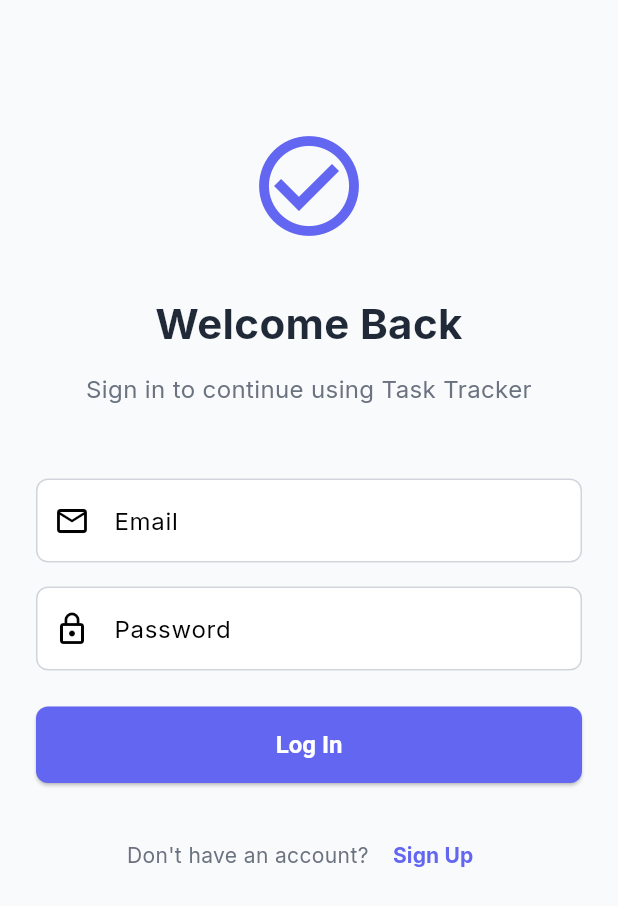
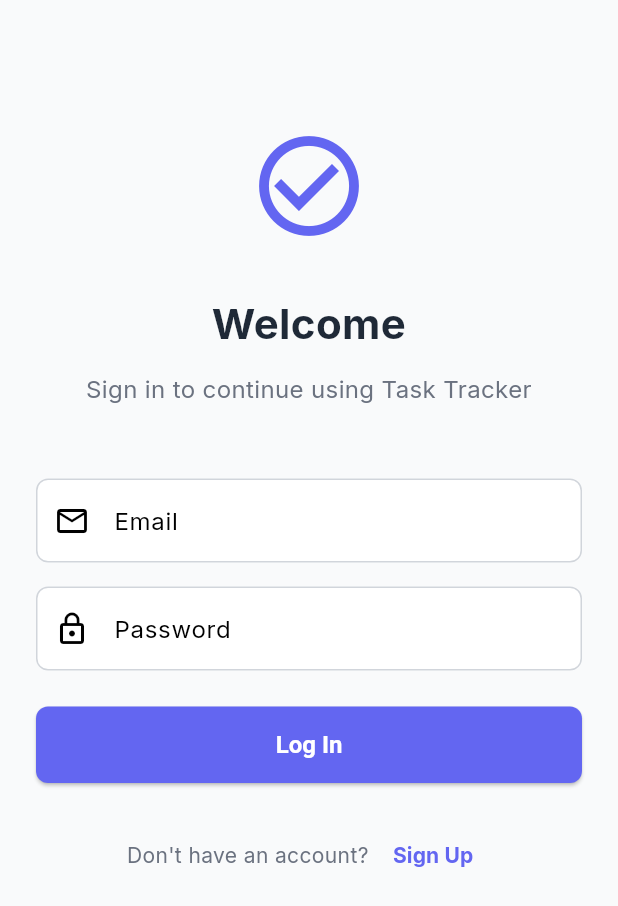
Before and after one commit to Shiv-Chavda/Task-Hub, a Flutter app: the screen it shows after launch, on a phone screen of 412 x 824 dp. Shown: the top 906 px of the screen. Run offline on Flutter 3.47's test engine with Material 3 defaults, Android fonts, the phone set to English and light mode, and no system bars; our stand-ins replace flutter_dotenv, flutter_slidable, google_fonts, loading_animation_widget, supabase_flutter; accounts and stored records are empty.

Commit message:
"welcome back" cahnged to "welcome"

```diff
--- a/lib/auth/login_screen.dart
+++ b/lib/auth/login_screen.dart
@@ -170,7 +170,7 @@ class _LoginScreenState extends State<LoginScreen> with SingleTickerProviderStat
                 ),
                 const SizedBox(height: 32),
                 Text(
-                  'Welcome Back',
+                  'Welcome',
                   style: TextStyle(
                     fontSize: 28,
                     fontWeight: FontWeight.bold,
```
